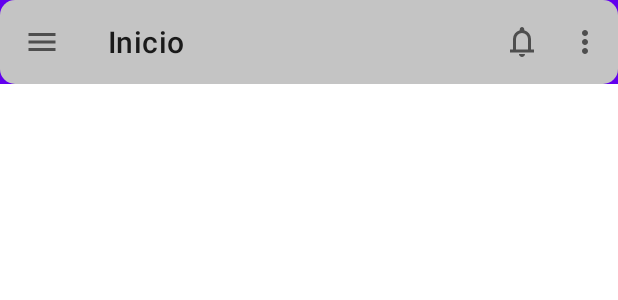
After one commit to yandres24/Unal_ReforAccion_YAML, an Android app: the layout app_top_navigation.xml on its own in the app's theme, with its tools: preview values and no code run, on a phone screen of 412 x 824 dp. The commit adds this screen. Shown: the top 300 px of the screen. Run offline under Robolectric (Android 15) with nearby library versions, the phone set to English and light mode, and no system bars.

Commit message:
Top and Bottom navigation view all changes

```diff
--- /dev/null
+++ b/app/src/main/res/drawable/bg_menu.xml
@@ -0,0 +1,7 @@
+<?xml version="1.0" encoding="utf-8"?>
+<shape xmlns:android="http://schemas.android.com/apk/res/android"
+    android:shape="rectangle" android:padding="10dp">
+    <!-- you can use any color you want I used here gray color-->
+    <solid android:color="#C4C4C4"/>
+    <corners android:radius="10dp"/>
+</shape>
--- /dev/null
+++ b/app/src/main/res/drawable/icon_menu.xml
@@ -0,0 +1,10 @@
+<vector xmlns:android="http://schemas.android.com/apk/res/android"
+    android:width="24dp"
+    android:height="24dp"
+    android:viewportWidth="960"
+    android:viewportHeight="960"
+    android:tint="?attr/colorControlNormal">
+  <path
+      android:fillColor="@android:color/white"
+      android:pathData="M120,720L120,640L840,640L840,720L120,720ZM120,520L120,440L840,440L840,520L120,520ZM120,320L120,240L840,240L840,320L120,320Z"/>
+</vector>
--- /dev/null
+++ b/app/src/main/res/drawable/icon_notifications.xml
@@ -0,0 +1,10 @@
+<vector xmlns:android="http://schemas.android.com/apk/res/android"
+    android:width="24dp"
+    android:height="24dp"
+    android:viewportWidth="960"
+    android:viewportHeight="960"
+    android:tint="?attr/colorControlNormal">
+  <path
+      android:fillColor="@android:color/white"
+      android:pathData="M160,760L160,680L240,680L240,400Q240,317 290,252.5Q340,188 420,168L420,140Q420,115 437.5,97.5Q455,80 480,80Q505,80 522.5,97.5Q540,115 540,140L540,168Q620,188 670,252.5Q720,317 720,400L720,680L800,680L800,760L160,760ZM480,460L480,460L480,460L480,460Q480,460 480,460Q480,460 480,460Q480,460 480,460Q480,460 480,460ZM480,880Q447,880 423.5,856.5Q400,833 400,800L560,800Q560,833 536.5,856.5Q513,880 480,880ZM320,680L640,680L640,400Q640,334 593,287Q546,240 480,240Q414,240 367,287Q320,334 320,400L320,680Z"/>
+</vector>
--- /dev/null
+++ b/app/src/main/res/drawable/top_nav_menu.xml
@@ -0,0 +1,18 @@
+<?xml version="1.0" encoding="utf-8"?>
+<menu xmlns:android="http://schemas.android.com/apk/res/android"
+    xmlns:app="http://schemas.android.com/apk/res-auto">
+
+    <item
+        android:id="@+id/notifications"
+        android:icon="@drawable/icon_notifications"
+        android:title="@string/icon_notifications"
+        android:contentDescription="@string/content_description_favorite"
+        app:showAsAction="ifRoom" />
+
+    <item
+        android:id="@+id/more"
+        android:title="@string/more"
+        android:contentDescription="@string/content_description_more"
+        app:showAsAction="never" />
+
+</menu>
--- a/app/src/main/res/layout/activity_home.xml
+++ b/app/src/main/res/layout/activity_home.xml
@@ -5,13 +5,18 @@
     android:layout_width="match_parent"
     android:layout_height="match_parent"
     tools:context=".ui.HomeActivity">
-    <com.google.android.material.bottomnavigation.BottomNavigationView
-        android:id="@+id/bottomNavigationView"
+
+    <include
+        android:id="@+id/top_navigation"
+        layout="@layout/app_top_navigation"
         android:layout_width="match_parent"
-        android:layout_height="75dp"
-        app:layout_constraintBottom_toBottomOf="parent"
-        app:layout_constraintEnd_toEndOf="parent"
-        app:layout_constraintHorizontal_bias="0.5"
-        app:layout_constraintStart_toStartOf="parent"
-        app:menu="@drawable/bottom_nav_menu"/>
+        android:layout_height="wrap_content" />
+
+    <include
+        android:id="@+id/bottom_navigation"
+        layout="@layout/app_bottom_navigation"
+        android:layout_width="match_parent"
+        android:layout_height="wrap_content"
+        app:layout_constraintBottom_toBottomOf="parent" />
+
 </androidx.constraintlayout.widget.ConstraintLayout>
--- /dev/null
+++ b/app/src/main/res/layout/app_bottom_navigation.xml
@@ -0,0 +1,17 @@
+<?xml version="1.0" encoding="utf-8"?>
+<androidx.constraintlayout.widget.ConstraintLayout xmlns:android="http://schemas.android.com/apk/res/android"
+    android:layout_width="match_parent"
+    android:layout_height="wrap_content"
+    xmlns:app="http://schemas.android.com/apk/res-auto">
+
+    <com.google.android.material.bottomnavigation.BottomNavigationView
+        android:id="@+id/bottomNavigationView"
+        android:background="@drawable/bg_menu"
+        android:layout_width="match_parent"
+        android:layout_height="75dp"
+        app:layout_constraintBottom_toBottomOf="parent"
+        app:layout_constraintEnd_toEndOf="parent"
+        app:layout_constraintHorizontal_bias="0.5"
+        app:layout_constraintStart_toStartOf="parent"
+        app:menu="@drawable/bottom_nav_menu" />
+</androidx.constraintlayout.widget.ConstraintLayout>
--- /dev/null
+++ b/app/src/main/res/layout/app_top_navigation.xml
@@ -0,0 +1,24 @@
+<?xml version="1.0" encoding="utf-8"?>
+<androidx.constraintlayout.widget.ConstraintLayout xmlns:android="http://schemas.android.com/apk/res/android"
+    android:layout_width="match_parent"
+    android:layout_height="wrap_content"
+    xmlns:app="http://schemas.android.com/apk/res-auto">
+    <com.google.android.material.appbar.AppBarLayout
+        android:layout_width="match_parent"
+        android:layout_height="wrap_content"
+        app:layout_constraintEnd_toEndOf="parent"
+        app:layout_constraintStart_toStartOf="parent"
+        app:layout_constraintTop_toTopOf="parent">
+
+        <com.google.android.material.appbar.MaterialToolbar
+            android:id="@+id/topAppBar"
+            android:background="@drawable/bg_menu"
+            android:layout_width="match_parent"
+            android:layout_height="wrap_content"
+            android:minHeight="?attr/actionBarSize"
+            app:menu="@drawable/top_nav_menu"
+            app:navigationIcon="@drawable/icon_menu"
+            app:title="@string/page_title" />
+
+    </com.google.android.material.appbar.AppBarLayout>
+</androidx.constraintlayout.widget.ConstraintLayout>
--- a/app/src/main/res/values/strings.xml
+++ b/app/src/main/res/values/strings.xml
@@ -21,4 +21,5 @@
     <string name="txt_email_maxLength">50</string>
     <string name="btn_tittle_new_user">Crear cuenta</string>
     <string name="btn_tittle_new_user_facebook">Iniciar sesión con Facebook</string>
+    <string name="page_title">Inicio</string>
 </resources>
```
